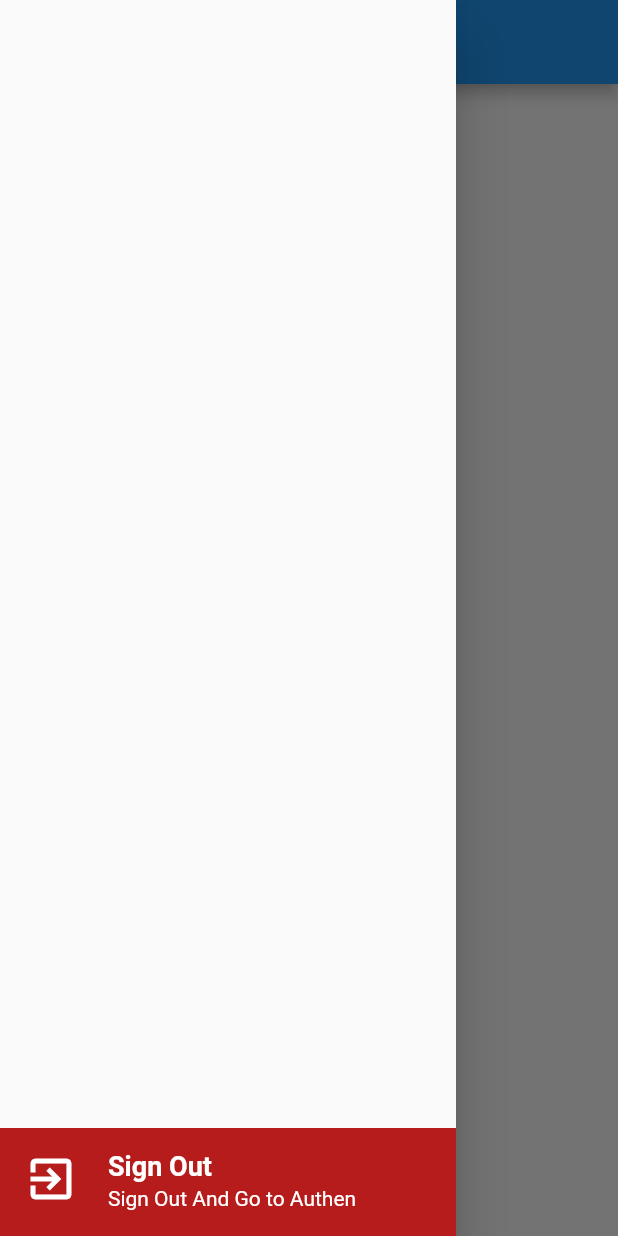
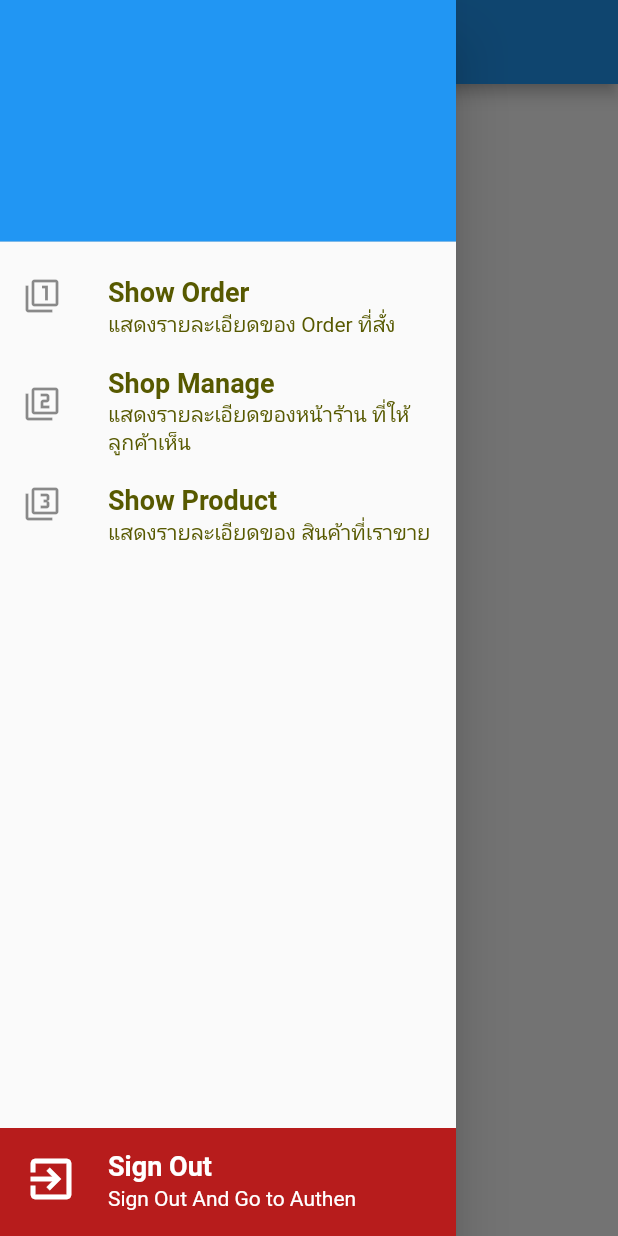
Before and after one commit to Phannasit-c/ShoppingMall, a Flutter app: the SalerService screen opened by its route, with the side drawer open, on a phone screen of 412 x 824 dp. Run offline on Flutter 3.47's test engine with Material 2 defaults, Android fonts, the phone set to English and light mode, and no system bars; our stand-ins replace dio, geolocator, google_maps_flutter, image_picker, shared_preferences; accounts and stored records are empty.

Commit message:
update 28June

```diff
--- /dev/null
+++ b/lib/bodys/show_order_seller.dart
@@ -0,0 +1,17 @@
+import 'package:flutter/material.dart';
+
+class ShowOrderSeller extends StatefulWidget {
+  const ShowOrderSeller({ Key? key }) : super(key: key);
+
+  @override
+  _ShowOrderSellerState createState() => _ShowOrderSellerState();
+}
+
+class _ShowOrderSellerState extends State<ShowOrderSeller> {
+  @override
+  Widget build(BuildContext context) {
+    return Scaffold(
+      body: Text('This is Show Order'),
+    );
+  }
+}
--- a/lib/states/saler_service.dart
+++ b/lib/states/saler_service.dart
@@ -1,20 +1,105 @@
 import 'package:flutter/material.dart';
+import 'package:shoppingmall/bodys/shop_manage_seller.dart';
+import 'package:shoppingmall/bodys/show_order_seller.dart';
+import 'package:shoppingmall/bodys/show_product_seller.dart';
+import 'package:shoppingmall/utility/my_constant.dart';
 import 'package:shoppingmall/widgets/show_signout.dart';
+import 'package:shoppingmall/widgets/show_title.dart';
 
 class SalerService extends StatefulWidget {
-  const SalerService({ Key? key }) : super(key: key);
+  const SalerService({Key? key}) : super(key: key);
 
   @override
   _SalerServiceState createState() => _SalerServiceState();
 }
 
 class _SalerServiceState extends State<SalerService> {
+  List<Widget> widgets = [
+    ShowOrderSeller(),
+    ShopManageSeller(),
+    ShowProductSeller(),
+  ];
+  int indexWidget = 0;
+
   @override
   Widget build(BuildContext context) {
     return Scaffold(
-       appBar: AppBar(
+      appBar: AppBar(
         title: Text('Seller'),
-      ),drawer: Drawer(child: ShowSignOut(),),
+      ),
+      drawer: Drawer(
+        child: Stack(
+          children: [
+            ShowSignOut(),
+            Column(
+              children: [
+                UserAccountsDrawerHeader(accountName: null, accountEmail: null),
+                menuShowOrder(),
+                menuShopManage(),
+                menuShowProduct(),
+              ],
+            ),
+          ],
+        ),
+      ),
+      body: widgets[indexWidget],
+    );
+  }
+
+  ListTile menuShowOrder() {
+    return ListTile(
+      onTap: () {
+        setState(() {
+          indexWidget = 0;
+          Navigator.pop(context);
+        });
+      },
+      leading: Icon(Icons.filter_1),
+      title: ShowTitle(
+        title: 'Show Order',
+        textStyle: MyConstant().h2Style(),
+      ),
+      subtitle: ShowTitle(
+          title: 'แสดงรายละเอียดของ Order ที่สั่ง',
+          textStyle: MyConstant().h3Style()),
+    );
+  }
+
+  ListTile menuShopManage() {
+    return ListTile(
+      onTap: () {
+        setState(() {
+          indexWidget = 1;
+          Navigator.pop(context);
+        });
+      },
+      leading: Icon(Icons.filter_2),
+      title: ShowTitle(
+        title: 'Shop Manage',
+        textStyle: MyConstant().h2Style(),
+      ),
+      subtitle: ShowTitle(
+          title: 'แสดงรายละเอียดของหน้าร้าน ที่ให้ลูกค้าเห็น',
+          textStyle: MyConstant().h3Style()),
+    );
+  }
+
+  ListTile menuShowProduct() {
+    return ListTile(
+      onTap: () {
+        setState(() {
+          indexWidget = 2;
+          Navigator.pop(context);
+        });
+      },
+      leading: Icon(Icons.filter_3),
+      title: ShowTitle(
+        title: 'Show Product',
+        textStyle: MyConstant().h2Style(),
+      ),
+      subtitle: ShowTitle(
+          title: 'แสดงรายละเอียดของ สินค้าที่เราขาย',
+          textStyle: MyConstant().h3Style()),
     );
   }
 }
--- a/lib/utility/my_constant.dart
+++ b/lib/utility/my_constant.dart
@@ -3,7 +3,7 @@ import 'package:flutter/material.dart';
 class MyConstant {
   // Genernal
   static String appName = 'Shopping Mall';
-  static String domain = 'https://daf7236b7dee.ngrok.io';
+  static String domain = 'https://efbee15a21d7.ngrok.io';
 
   // Route
   static String routeAuthen = '/authen';
```
Also changed, not shown: lib/bodys/shop_manage_seller.dart (added, +17 -0 lines), lib/bodys/show_product_seller.dart (added, +17 -0 lines).
